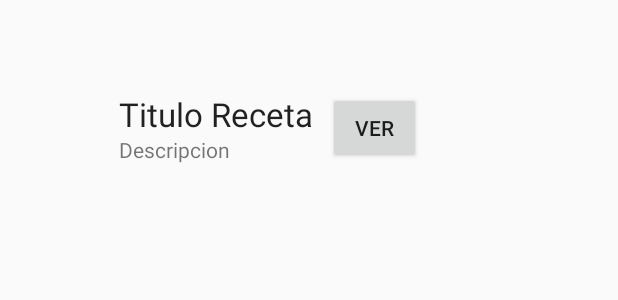
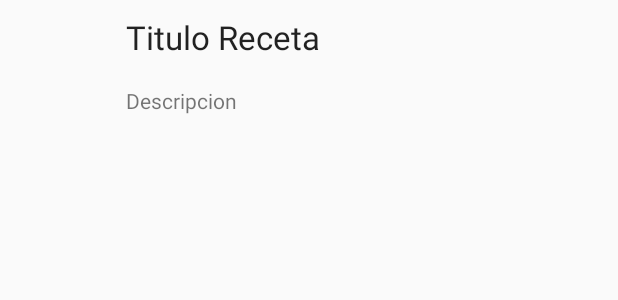
Before and after one commit to nicolegarcia/ProyectV1, an Android app: the layout row_recetas.xml on its own in the app's theme, with its tools: preview values and no code run, on a phone screen of 412 x 824 dp. Shown: the top 300 px of the screen. Run offline under Robolectric (Android 15) with nearby library versions, the phone set to English and light mode, and no system bars.

Commit message:
se ingresa a detalles de una receta desde list-view de recetas

```diff
--- a/app/src/main/java/com/example/nicole/proyectv1/MainActivity.java
+++ b/app/src/main/java/com/example/nicole/proyectv1/MainActivity.java
@@ -65,7 +65,7 @@ public class MainActivity extends AppCompatActivity {
         callbackManager.onActivityResult(requestCode, resultCode, data);
     }
 
-    public void printHashKey(){
+/*    public void printHashKey(){ ------------------>//Key para funcionar facebook
         TextView algo = (TextView) findViewById(R.id.key);
 
         try{
@@ -84,7 +84,7 @@ public class MainActivity extends AppCompatActivity {
         } catch (NoSuchAlgorithmException e){
 
         }
-    }
+    }*/
 
     @Override
     protected void onResume() {
--- a/app/src/main/java/com/example/nicole/proyectv1/Recetas/Receta.java
+++ b/app/src/main/java/com/example/nicole/proyectv1/Recetas/Receta.java
@@ -12,6 +12,7 @@ public class Receta extends Object{
     ArrayList<String> ingredientes;
     String procedimiento;
     String urlImage;
+
 
     public String getUrlImage() {
         return urlImage;
--- a/app/src/main/java/com/example/nicole/proyectv1/RecetasActivity.java
+++ b/app/src/main/java/com/example/nicole/proyectv1/RecetasActivity.java
@@ -4,6 +4,7 @@ import android.app.Activity;
 import android.content.Intent;
 import android.os.Bundle;
 import android.view.View;
+import android.widget.AdapterView;
 import android.widget.Button;
 import android.widget.ListView;
 
@@ -16,7 +17,7 @@ import java.util.ArrayList;
  * Created by SG on 06-01-2016.
  */
 
-public class RecetasActivity extends Activity{
+public class RecetasActivity extends Activity {
     ArrayList<Receta> prueba = new ArrayList<>();;
     ListView lv;
     Receta[] modelItems;
@@ -30,6 +31,13 @@ public class RecetasActivity extends Activity{
         prueba.add(new Receta("receta4", "descripcion4"));
 
         mostrarRecetas();
+
+        lv.setOnItemClickListener(new AdapterView.OnItemClickListener() {
+            @Override
+            public void onItemClick(AdapterView<?> parent, View view, int position, long id) {
+                startActivity(new Intent(RecetasActivity.this, DetalleReceta.class));
+            }
+        });
     }
 
     private void mostrarRecetas() {
--- a/app/src/main/res/layout/row_recetas.xml
+++ b/app/src/main/res/layout/row_recetas.xml
@@ -2,7 +2,7 @@
 <RelativeLayout xmlns:android="http://schemas.android.com/apk/res/android"
     android:orientation="horizontal"
     android:layout_width="match_parent"
-    android:layout_height="match_parent">
+    android:layout_height="match_parent" >
 
 
     <TextView
@@ -11,29 +11,20 @@
         android:textAppearance="?android:attr/textAppearanceLarge"
         android:text="Titulo Receta"
         android:id="@+id/tituloReceta"
-        android:layout_alignTop="@+id/btn_VerDetalle"
         android:layout_alignLeft="@+id/descReceta"
-        android:layout_alignStart="@+id/descReceta" />
+        android:layout_alignStart="@+id/descReceta"
+        android:layout_marginTop="10dp"/>
 
     <TextView
         android:layout_width="wrap_content"
         android:layout_height="wrap_content"
         android:text="Descripcion"
         android:id="@+id/descReceta"
-        android:layout_alignBottom="@+id/btn_VerDetalle"
+        android:layout_marginLeft="84dp"
+        android:layout_marginStart="84dp"
+        android:layout_alignBottom="@+id/imageView"
         android:layout_alignParentLeft="true"
-        android:layout_alignParentStart="true"
-        android:layout_marginLeft="79dp"
-        android:layout_marginStart="79dp" />
-
-    <Button
-        android:layout_width="62dp"
-        android:layout_height="wrap_content"
-        android:text="Ver"
-        android:id="@+id/btn_VerDetalle"
-        android:layout_marginTop="61dp"
-        android:layout_marginLeft="10dp"
-        android:layout_toRightOf="@+id/tituloReceta" />
+        android:layout_alignParentStart="true" />
 
     <ImageView
         android:layout_width="100px"
```
